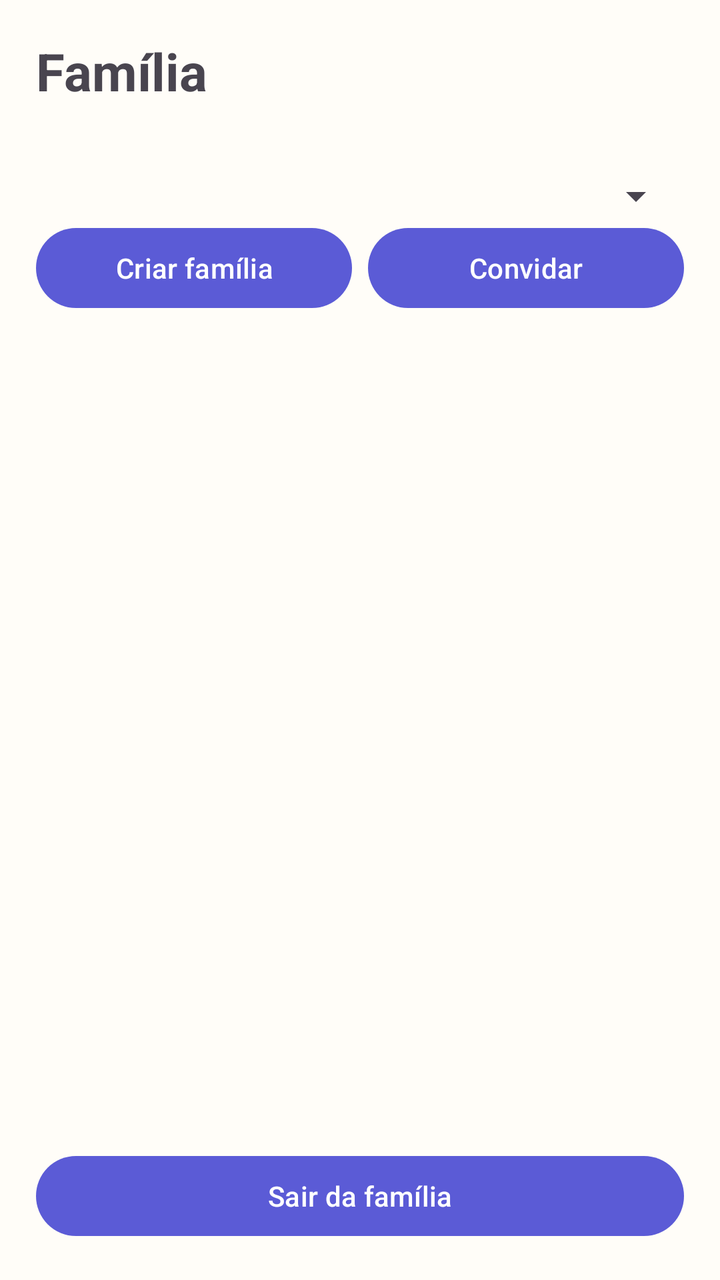
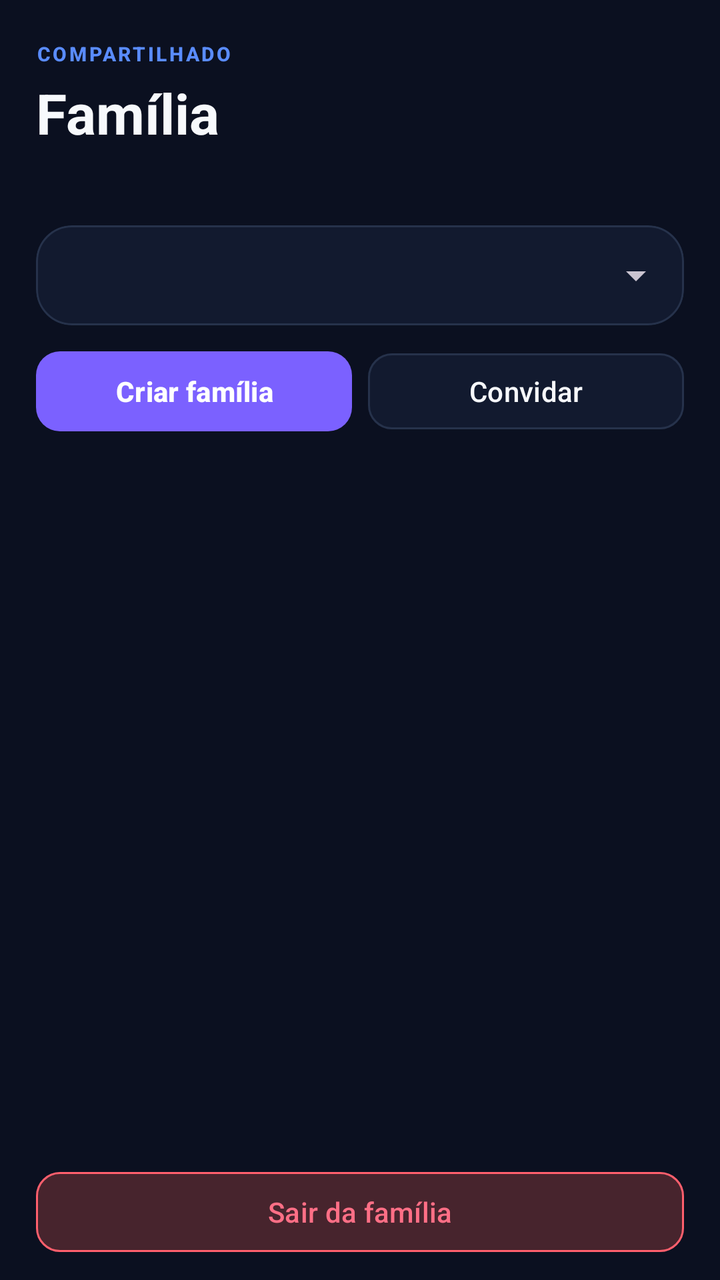

Screens rendered from an Android XML layout before and after an edit, with the pre-edit source and the edit as a unified diff.
<!-- AndroidManifest.xml: application theme Theme.StopGastos -->
<!-- res/layout/fragment_family.xml -->
<?xml version="1.0" encoding="utf-8"?>
<LinearLayout xmlns:android="http://schemas.android.com/apk/res/android"
    android:layout_width="match_parent"
    android:layout_height="match_parent"
    android:orientation="vertical"
    android:padding="18dp">
    <TextView android:id="@+id/family_title" android:layout_width="match_parent" android:layout_height="wrap_content" android:text="Família" android:textSize="26sp" android:textStyle="bold" />
    <TextView android:id="@+id/family_status" android:layout_width="match_parent" android:layout_height="wrap_content" android:layout_marginTop="4dp" />
    <Spinner android:id="@+id/family_mode" android:layout_width="match_parent" android:layout_height="wrap_content" android:layout_marginTop="10dp" />
    <LinearLayout android:layout_width="match_parent" android:layout_height="wrap_content" android:orientation="horizontal">
        <com.google.android.material.button.MaterialButton android:id="@+id/family_primary_action" android:layout_width="0dp" android:layout_height="wrap_content" android:layout_weight="1" android:text="Criar família" />
        <com.google.android.material.button.MaterialButton android:id="@+id/family_secondary_action" android:layout_width="0dp" android:layout_height="wrap_content" android:layout_weight="1" android:layout_marginStart="8dp" android:text="Convidar" />
    </LinearLayout>
    <androidx.recyclerview.widget.RecyclerView android:id="@+id/family_recycler" android:layout_width="match_parent" android:layout_height="0dp" android:layout_weight="1" android:layout_marginTop="8dp" />
    <com.google.android.material.button.MaterialButton android:id="@+id/family_leave" android:layout_width="match_parent" android:layout_height="wrap_content" android:text="Sair da família" />
</LinearLayout>
<!-- resources referenced by this layout -->
<resources>
  <style name="Theme.StopGastos" parent="Theme.Material3.DayNight.NoActionBar">
          <item name="colorPrimary">@color/primary</item>
          <item name="colorOnPrimary">@color/on_primary</item>
          <item name="colorSecondary">@color/secondary</item>
          <item name="android:colorBackground">@color/surface</item>
          <item name="colorSurface">@color/surface</item>
          <item name="colorError">@color/error</item>
          <item name="android:windowLightStatusBar">true</item>
      </style>
  <color name="primary">#5B5BD6</color>
  <color name="secondary">#008C7A</color>
  <color name="surface">#FFFDF8</color>
  <color name="error">#BA1A1A</color>
  <!-- unchanged entries left out for length: 1 -->
</resources>

<!-- the commit's change to res/layout/fragment_family.xml (unified diff, before → after) -->
@@ -1,16 +1,18 @@
 <?xml version="1.0" encoding="utf-8"?>
-<LinearLayout xmlns:android="http://schemas.android.com/apk/res/android"
-    android:layout_width="match_parent"
-    android:layout_height="match_parent"
-    android:orientation="vertical"
-    android:padding="18dp">
-    <TextView android:id="@+id/family_title" android:layout_width="match_parent" android:layout_height="wrap_content" android:text="Família" android:textSize="26sp" android:textStyle="bold" />
-    <TextView android:id="@+id/family_status" android:layout_width="match_parent" android:layout_height="wrap_content" android:layout_marginTop="4dp" />
-    <Spinner android:id="@+id/family_mode" android:layout_width="match_parent" android:layout_height="wrap_content" android:layout_marginTop="10dp" />
-    <LinearLayout android:layout_width="match_parent" android:layout_height="wrap_content" android:orientation="horizontal">
-        <com.google.android.material.button.MaterialButton android:id="@+id/family_primary_action" android:layout_width="0dp" android:layout_height="wrap_content" android:layout_weight="1" android:text="Criar família" />
-        <com.google.android.material.button.MaterialButton android:id="@+id/family_secondary_action" android:layout_width="0dp" android:layout_height="wrap_content" android:layout_weight="1" android:layout_marginStart="8dp" android:text="Convidar" />
+<LinearLayout xmlns:android="http://schemas.android.com/apk/res/android" xmlns:app="http://schemas.android.com/apk/res-auto"
+    android:layout_width="match_parent" android:layout_height="match_parent" android:background="@color/background" android:orientation="vertical"
+    android:paddingStart="@dimen/screen_padding" android:paddingEnd="@dimen/screen_padding" android:paddingTop="20dp">
+    <TextView android:layout_width="wrap_content" android:layout_height="wrap_content" android:text="COMPARTILHADO" android:textAppearance="@style/TextAppearance.StopGastos.Eyebrow" />
+    <TextView android:id="@+id/family_title" android:layout_width="match_parent" android:layout_height="wrap_content" android:layout_marginTop="4dp" android:text="Família" android:textAppearance="@style/TextAppearance.StopGastos.Title" />
+    <TextView android:id="@+id/family_status" android:layout_width="match_parent" android:layout_height="wrap_content" android:layout_marginTop="6dp" android:textAppearance="@style/TextAppearance.StopGastos.BodyMuted" />
+    <com.google.android.material.card.MaterialCardView style="@style/Widget.StopGastos.Card" android:layout_width="match_parent" android:layout_height="wrap_content" android:layout_marginTop="14dp">
+        <Spinner android:id="@+id/family_mode" android:layout_width="match_parent" android:layout_height="50dp" android:paddingHorizontal="14dp" android:popupBackground="@color/surface_2" />
+    </com.google.android.material.card.MaterialCardView>
+    <LinearLayout android:layout_width="match_parent" android:layout_height="wrap_content" android:layout_marginTop="9dp" android:orientation="horizontal">
+        <com.google.android.material.button.MaterialButton android:id="@+id/family_primary_action" style="@style/Widget.StopGastos.Button.Primary" android:layout_width="0dp" android:layout_height="wrap_content" android:layout_weight="1" android:text="Criar família" />
+        <Space android:layout_width="8dp" android:layout_height="1dp" />
+        <com.google.android.material.button.MaterialButton android:id="@+id/family_secondary_action" style="@style/Widget.StopGastos.Button.Secondary" android:layout_width="0dp" android:layout_height="wrap_content" android:layout_weight="1" android:text="Convidar" />
     </LinearLayout>
-    <androidx.recyclerview.widget.RecyclerView android:id="@+id/family_recycler" android:layout_width="match_parent" android:layout_height="0dp" android:layout_weight="1" android:layout_marginTop="8dp" />
-    <com.google.android.material.button.MaterialButton android:id="@+id/family_leave" android:layout_width="match_parent" android:layout_height="wrap_content" android:text="Sair da família" />
+    <androidx.recyclerview.widget.RecyclerView android:id="@+id/family_recycler" android:layout_width="match_parent" android:layout_height="0dp" android:layout_weight="1" android:layout_marginTop="11dp" android:clipToPadding="false" />
+    <com.google.android.material.button.MaterialButton android:id="@+id/family_leave" style="@style/Widget.StopGastos.Button.Danger" android:layout_width="match_parent" android:layout_height="wrap_content" android:layout_marginVertical="10dp" android:text="Sair da família" />
 </LinearLayout>
<!-- resource entries referenced after the edit -->
@@ -1,18 +1,86 @@
 <!-- resources referenced by this layout -->
 <resources>
-  <style name="Theme.StopGastos" parent="Theme.Material3.DayNight.NoActionBar">
+  <color name="background">#0B1020</color>
+  <color name="surface_2">#17223B</color>
+  <dimen name="screen_padding">18dp</dimen>
+  <style name="TextAppearance.StopGastos.BodyMuted" parent="TextAppearance.Material3.BodyMedium">
+          <item name="android:textColor">@color/text_muted</item>
+          <item name="android:textSize">13sp</item>
+      </style>
+  <style name="TextAppearance.StopGastos.Eyebrow" parent="TextAppearance.Material3.LabelSmall">
+          <item name="android:textColor">@color/primary_2</item>
+          <item name="android:textStyle">bold</item>
+          <item name="android:letterSpacing">0.12</item>
+          <item name="android:textAllCaps">true</item>
+          <item name="android:textSize">10sp</item>
+      </style>
+  <style name="TextAppearance.StopGastos.Title" parent="TextAppearance.Material3.HeadlineMedium">
+          <item name="android:textColor">@color/text_primary</item>
+          <item name="android:textStyle">bold</item>
+          <item name="android:textSize">28sp</item>
+      </style>
+  <style name="Widget.StopGastos.Button.Danger" parent="Widget.Material3.Button.OutlinedButton">
+          <item name="backgroundTint">@color/danger_soft</item>
+          <item name="strokeColor">@color/danger</item>
+          <item name="android:textColor">@color/expense</item>
+          <item name="cornerRadius">12dp</item>
+          <item name="android:textAllCaps">false</item>
+      </style>
+  <style name="Widget.StopGastos.Button.Primary" parent="Widget.Material3.Button">
+          <item name="backgroundTint">@color/primary</item>
+          <item name="android:textColor">@color/white</item>
+          <item name="cornerRadius">12dp</item>
+          <item name="android:minHeight">48dp</item>
+          <item name="android:textAllCaps">false</item>
+          <item name="android:textStyle">bold</item>
+      </style>
+  <style name="Widget.StopGastos.Button.Secondary" parent="Widget.Material3.Button.OutlinedButton">
+          <item name="backgroundTint">@color/surface</item>
+          <item name="strokeColor">@color/line</item>
+          <item name="android:textColor">@color/text_primary</item>
+          <item name="cornerRadius">12dp</item>
+          <item name="android:minHeight">46dp</item>
+          <item name="android:textAllCaps">false</item>
+      </style>
+  <style name="Widget.StopGastos.Card" parent="Widget.Material3.CardView.Elevated">
+          <item name="cardBackgroundColor">@color/surface</item>
+          <item name="cardCornerRadius">18dp</item>
+          <item name="cardElevation">0dp</item>
+          <item name="strokeColor">@color/line</item>
+          <item name="strokeWidth">1dp</item>
+      </style>
+  <style name="Theme.StopGastos" parent="Theme.Material3.Dark.NoActionBar">
           <item name="colorPrimary">@color/primary</item>
           <item name="colorOnPrimary">@color/on_primary</item>
+          <item name="colorPrimaryContainer">@color/primary_soft</item>
+          <item name="colorOnPrimaryContainer">@color/text_primary</item>
           <item name="colorSecondary">@color/secondary</item>
-          <item name="android:colorBackground">@color/surface</item>
           <item name="colorSurface">@color/surface</item>
-          <item name="colorError">@color/error</item>
-          <item name="android:windowLightStatusBar">true</item>
+          <item name="colorSurfaceVariant">@color/surface_2</item>
+          <item name="colorOnSurface">@color/text_primary</item>
+          <item name="colorOnSurfaceVariant">@color/text_muted</item>
+          <item name="colorOutline">@color/line</item>
+          <item name="colorError">@color/danger</item>
+          <item name="android:colorBackground">@color/background</item>
+          <item name="android:windowBackground">@color/background</item>
+          <item name="android:statusBarColor">@color/background</item>
+          <item name="android:navigationBarColor">@color/background</item>
+          <item name="android:windowLightStatusBar">false</item>
+          <item name="android:windowLightNavigationBar">false</item>
+          <item name="android:windowNoTitle">true</item>
       </style>
-  <color name="primary">#5B5BD6</color>
-  <color name="secondary">#008C7A</color>
-  <color name="surface">#FFFDF8</color>
-  <color name="error">#BA1A1A</color>
+  <color name="text_muted">#99A5BB</color>
+  <color name="primary_2">#5A8CFF</color>
+  <color name="text_primary">#F7F9FC</color>
+  <color name="danger_soft">#47242D</color>
+  <color name="danger">#FF5F6D</color>
+  <color name="expense">#FF6F86</color>
+  <color name="primary">#7B61FF</color>
+  <color name="white">#FFFFFF</color>
+  <color name="secondary">#16C7B7</color>
+  <color name="surface">#121A2F</color>
+  <color name="line">#26324B</color>
+  <color name="primary_soft">#2A2457</color>
   <!-- unchanged entries left out for length: 1 -->
 </resources>
 
